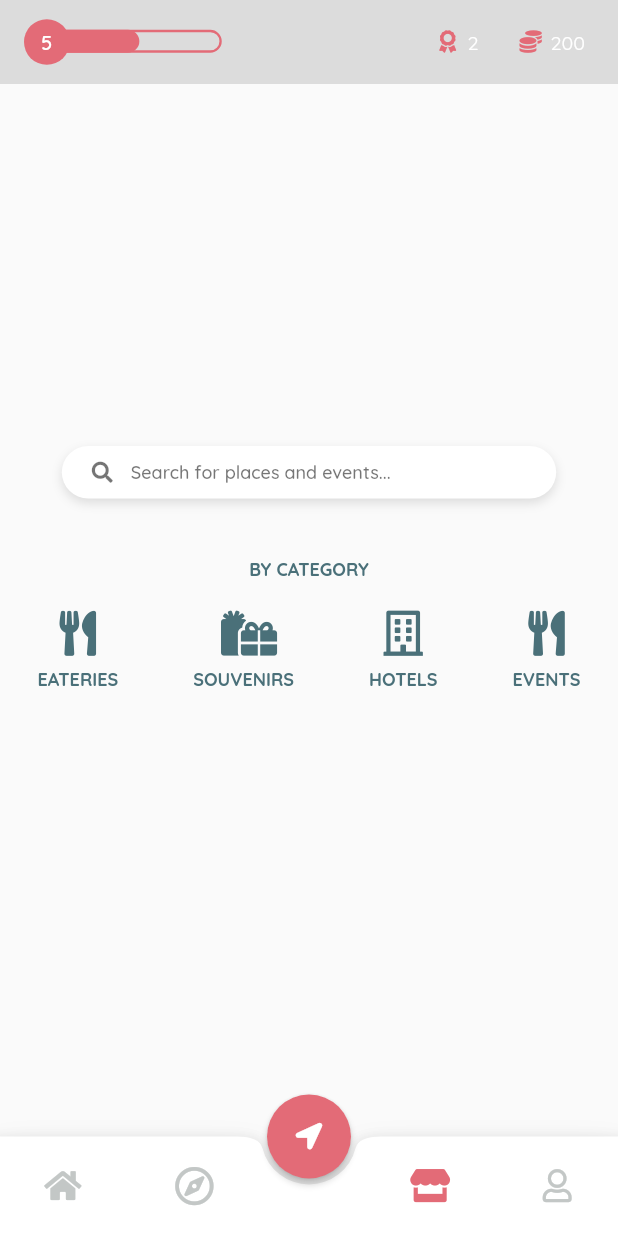
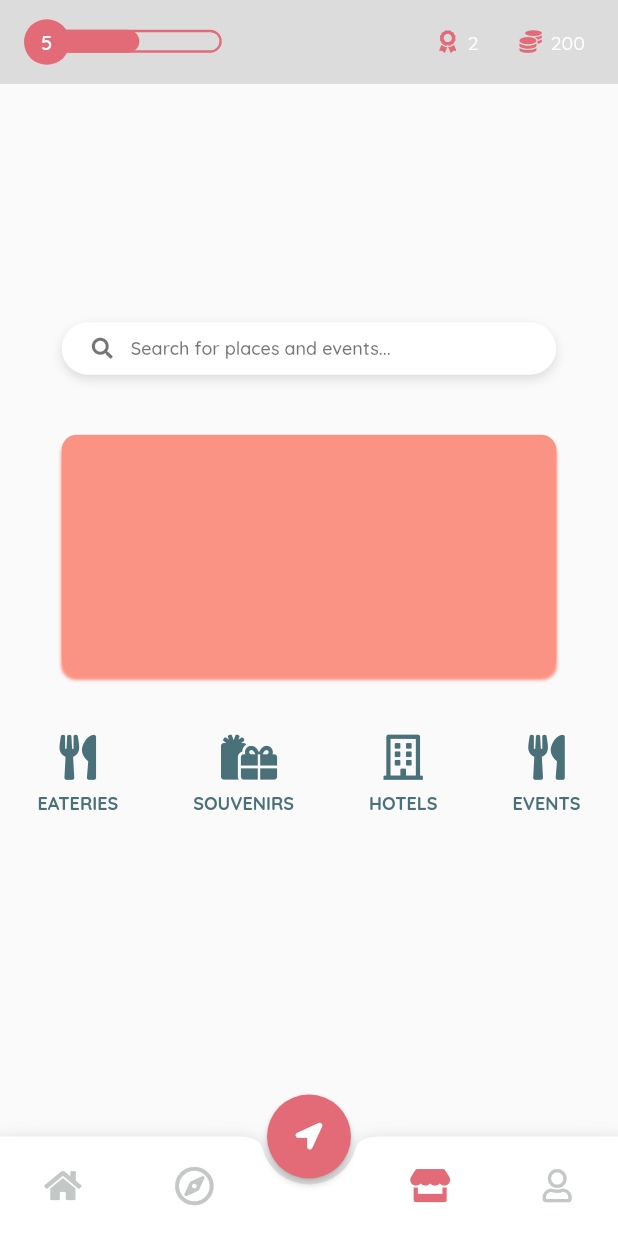
Before and after one commit to Nischal10/Redshift, a Flutter app: the screen it shows after launch, swiped to page 3, on a phone screen of 412 x 824 dp. Run offline on Flutter 3.47's test engine with Material 2 defaults, Android fonts, the phone set to English and light mode, and no system bars; our stand-ins replace flare_flutter, flutter_screenutil, font_awesome_flutter.

Commit message:
some more stuff in the store

```diff
--- a/lib/uiwidgets/game_scaffold/game_scaffold.dart
+++ b/lib/uiwidgets/game_scaffold/game_scaffold.dart
@@ -215,16 +215,25 @@ class _GameScaffoldState extends State<GameScaffold> {
                   children: <Widget>[
                     SearchBox(),
                     SizedBox(height: 40.0),
-                    Text(
-                      'BY CATEGORY',
-                      style: TextStyle(
-                        fontSize: 12,
-                        fontWeight: FontWeight.bold,
-                        fontFamily: 'Quicksand',
-                        color: Color(0xff4A7079),
+                    Container(
+                      height: 160.0,
+                      width: MediaQuery.of(context).size.width * 0.80,
+                      decoration: BoxDecoration(
+                        color: Color(0xffFA9384),
+                        borderRadius: BorderRadius.all(
+                          Radius.circular(10),
+                        ),
+                        boxShadow: <BoxShadow>[
+                          BoxShadow(
+                            color: Color(0xfffa9384),
+                            offset: Offset(0.0, 3.0),
+                            blurRadius: 1.0,
+                            spreadRadius: 0.0,
+                          ),
+                        ],
                       ),
                     ),
-                    SizedBox(height: 20.0),
+                    SizedBox(height: 40.0),
                     StoreCategories(),
                   ],
                 ),
```
